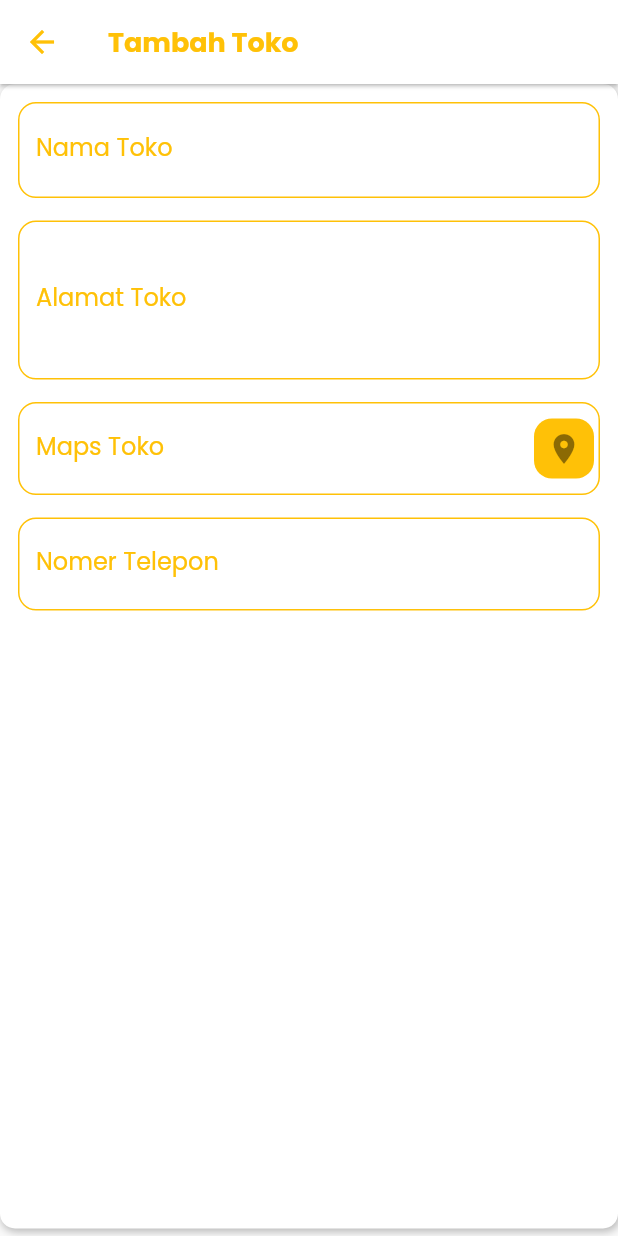
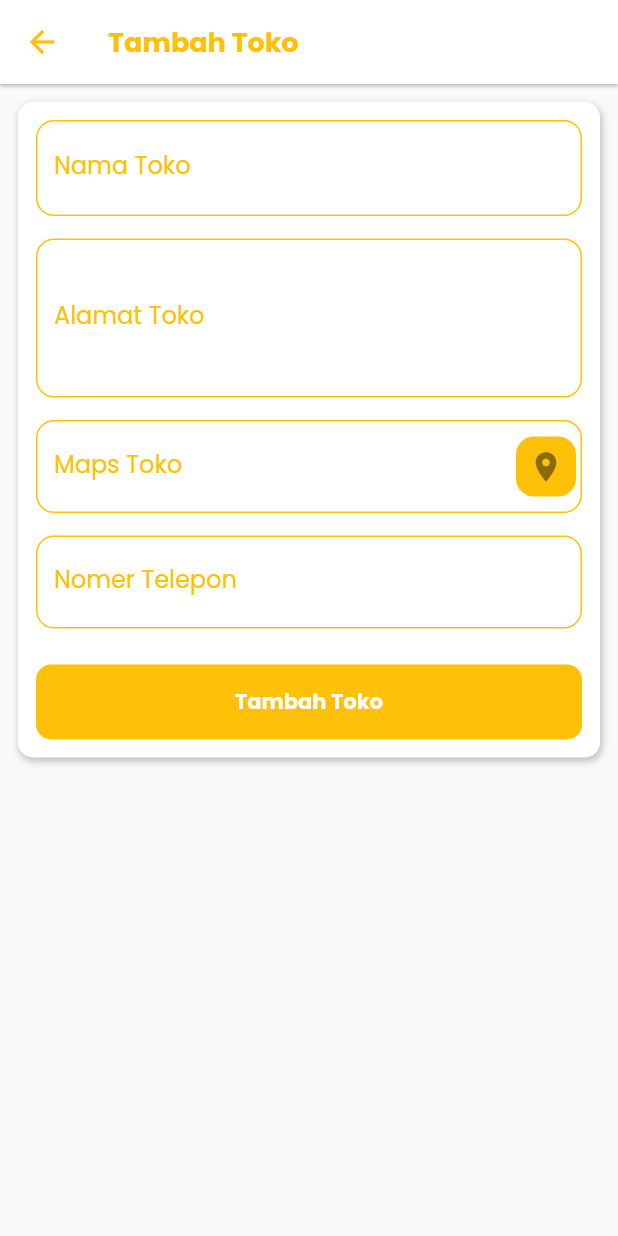
Before and after one commit to AldyFirstra/cook4life, a Flutter app: the TambahTokoView screen opened by its route, on a phone screen of 412 x 824 dp. Run offline on Flutter 3.47's test engine with Material 2 defaults, Android fonts, the phone set to English and light mode, and no system bars; our stand-ins replace flutter_map, flutter_svg, font_awesome_flutter, geolocator, get, google_fonts and 5 more; accounts and stored records are empty.

Commit message:
tambah toko

```diff
--- a/lib/app/data/models/toko.dart
+++ b/lib/app/data/models/toko.dart
@@ -1,3 +1,5 @@
+// ignore_for_file: non_constant_identifier_names
+
 import 'package:tugas_akhir/app/data/models/user.dart';
 
 class Toko {
--- a/lib/app/modules/detail-resep/views/detail_resep_view.dart
+++ b/lib/app/modules/detail-resep/views/detail_resep_view.dart
@@ -5,7 +5,6 @@ import 'package:font_awesome_flutter/font_awesome_flutter.dart';
 
 import 'package:get/get.dart';
 import 'package:google_fonts/google_fonts.dart';
-import 'package:tugas_akhir/app/routes/app_pages.dart';
 
 import '../controllers/detail_resep_controller.dart';
 
@@ -115,6 +114,7 @@ class DetailResepView extends GetView<DetailResepController> {
                     if (val?.isEmpty ?? true) {
                       return "Nama masakan tidak boleh kosong";
                     }
+                    return null;
                   },
                   cursorRadius: const Radius.circular(12),
                   decoration: InputDecoration(
@@ -159,6 +159,7 @@ class DetailResepView extends GetView<DetailResepController> {
                     if (val?.isEmpty ?? true) {
                       return "Deskripsi masakan tidak boleh kosong";
                     }
+                    return null;
                   },
                   decoration: InputDecoration(
                     hintText: "Masukkan deskripsi masakan",
--- a/lib/app/modules/list_toko/views/list_toko_view.dart
+++ b/lib/app/modules/list_toko/views/list_toko_view.dart
@@ -1,4 +1,4 @@
-import 'dart:math';
+// ignore_for_file: non_constant_identifier_names
 
 import 'package:flutter/material.dart';
 
@@ -6,10 +6,11 @@ import 'package:get/get.dart';
 import 'package:google_fonts/google_fonts.dart';
 import 'package:tugas_akhir/app/routes/app_pages.dart';
 
-import '../../../data/models/toko.dart';
 import '../controllers/list_toko_controller.dart';
 
 class ListTokoView extends GetView<ListTokoController> {
+  const ListTokoView({Key? key}) : super(key: key);
+
   @override
   Widget build(BuildContext context) {
     return Scaffold(
--- a/lib/app/modules/tambah_toko/controllers/tambah_toko_controller.dart
+++ b/lib/app/modules/tambah_toko/controllers/tambah_toko_controller.dart
@@ -1,20 +1,6 @@
 import 'package:get/get.dart';
 
 class TambahTokoController extends GetxController {
-  //TODO: Implement TambahTokoController
-
-  final count = 0.obs;
-  @override
-  void onInit() {
-    super.onInit();
-  }
-
-  @override
-  void onReady() {
-    super.onReady();
-  }
-
-  @override
-  void onClose() {}
-  void increment() => count.value++;
+  Rx<double> latitude = (0.0).obs;
+  Rx<double> longitude = (0.0).obs;
 }
--- a/lib/app/modules/tambah_toko/views/tambah_toko_view.dart
+++ b/lib/app/modules/tambah_toko/views/tambah_toko_view.dart
@@ -2,10 +2,14 @@ import 'package:flutter/material.dart';
 
 import 'package:get/get.dart';
 import 'package:google_fonts/google_fonts.dart';
+import 'package:latlong2/latlong.dart';
+import 'package:tugas_akhir/app/routes/app_pages.dart';
 
 import '../controllers/tambah_toko_controller.dart';
 
 class TambahTokoView extends GetView<TambahTokoController> {
+  const TambahTokoView({Key? key}) : super(key: key);
+
   @override
   Widget build(BuildContext context) {
     return Scaffold(
@@ -19,12 +23,11 @@ class TambahTokoView extends GetView<TambahTokoController> {
               color: Colors.amber, fontSize: 18, fontWeight: FontWeight.bold),
         ),
       ),
-      body: Form(
+      body: SingleChildScrollView(
+        child: Form(
           child: Container(
             padding: const EdgeInsets.all(12),
-          margin: const EdgeInsets.only(
-            bottom: 5,
-          ),
+            margin: const EdgeInsets.all(12),
             decoration: BoxDecoration(
               color: Colors.white,
               borderRadius: BorderRadius.circular(10),
@@ -112,9 +115,20 @@ class TambahTokoView extends GetView<TambahTokoController> {
                   autocorrect: false,
                   onTap: () {
                     FocusScope.of(context).requestFocus(FocusNode());
+                    Get.toNamed(Routes.TOKO_MAPS)!.then((value) {
+                      if (value != null) {
+                        if (value is LatLng) {
+                          controller.latitude.value = value.latitude;
+                          controller.longitude.value = value.longitude;
+                        }
+                      }
+                    });
                   },
                   validator: (val) {
                     if (val?.isEmpty ?? true) {
+                      return "Tempat beli bahan masakan tidak boleh kosong";
+                    } else if (controller.latitude.value == 0 ||
+                        controller.longitude.value == 0) {
                       return "Tempat beli bahan masakan tidak boleh kosong";
                     }
                     return null;
@@ -176,7 +190,27 @@ class TambahTokoView extends GetView<TambahTokoController> {
                   ),
                   style: GoogleFonts.poppins(),
                 ),
+                const SizedBox(
+                  height: 24,
+                ),
+                GestureDetector(
+                  child: Container(
+                    height: 50,
+                    width: Get.width,
+                    alignment: Alignment.center,
+                    decoration: BoxDecoration(
+                      color: Colors.amber,
+                      borderRadius: BorderRadius.circular(10),
+                    ),
+                    child: Text(
+                      "Tambah Toko",
+                      style: GoogleFonts.poppins(
+                          color: Colors.white, fontWeight: FontWeight.bold),
+                    ),
+                  ),
+                ),
               ],
+            ),
           ),
         ),
       ),
--- a/lib/app/routes/app_pages.dart
+++ b/lib/app/routes/app_pages.dart
@@ -28,6 +28,8 @@ import '../modules/tambah-resep/bindings/tambah_resep_binding.dart';
 import '../modules/tambah-resep/views/tambah_resep_view.dart';
 import '../modules/tambah_toko/bindings/tambah_toko_binding.dart';
 import '../modules/tambah_toko/views/tambah_toko_view.dart';
+import '../modules/toko_maps/bindings/toko_maps_binding.dart';
+import '../modules/toko_maps/views/toko_maps_view.dart';
 
 // ignore_for_file: constant_identifier_names
 
@@ -106,13 +108,18 @@ class AppPages {
     ),
     GetPage(
       name: _Paths.LIST_TOKO,
-      page: () => ListTokoView(),
+      page: () => const ListTokoView(),
       binding: ListTokoBinding(),
     ),
     GetPage(
       name: _Paths.TAMBAH_TOKO,
-      page: () => TambahTokoView(),
+      page: () => const TambahTokoView(),
       binding: TambahTokoBinding(),
+    ),
+    GetPage(
+      name: _Paths.TOKO_MAPS,
+      page: () => TokoMapsView(),
+      binding: TokoMapsBinding(),
     ),
   ];
 }
--- a/lib/app/routes/app_routes.dart
+++ b/lib/app/routes/app_routes.dart
@@ -19,6 +19,7 @@ abstract class Routes {
   static const HOME = _Paths.HOME_NAVBAR + _Paths.HOME;
   static const LIST_TOKO = _Paths.LIST_TOKO;
   static const TAMBAH_TOKO = _Paths.TAMBAH_TOKO;
+  static const TOKO_MAPS = _Paths.TOKO_MAPS;
 }
 
 abstract class _Paths {
@@ -37,4 +38,5 @@ abstract class _Paths {
   static const HOME = '/home';
   static const LIST_TOKO = '/list-toko';
   static const TAMBAH_TOKO = '/tambah-toko';
+  static const TOKO_MAPS = '/toko-maps';
 }
--- a/pubspec.yaml
+++ b/pubspec.yaml
@@ -44,6 +44,11 @@ dependencies:
   google_sign_in: ^5.3.1
   http: ^0.13.4
   image_picker: ^0.8.5+3
+  flutter_map: ^0.14.0
+  geolocator: ^8.2.1
+
+  tuple: ^2.0.0
+  latlong2: ^0.8.1
 
 dev_dependencies:
   flutter_test:
```
Also changed, not shown: lib/app/modules/list_toko/controllers/list_toko_controller.dart (+1 -18 lines), lib/app/modules/toko_maps/bindings/toko_maps_binding.dart (added, +12 -0 lines), lib/app/modules/toko_maps/controllers/toko_maps_controller.dart (added, +56 -0 lines), lib/app/modules/toko_maps/views/toko_maps_view.dart (added, +77 -0 lines), pubspec.lock, 1 other file. Lines whose indentation alone changed are shown as unchanged.
